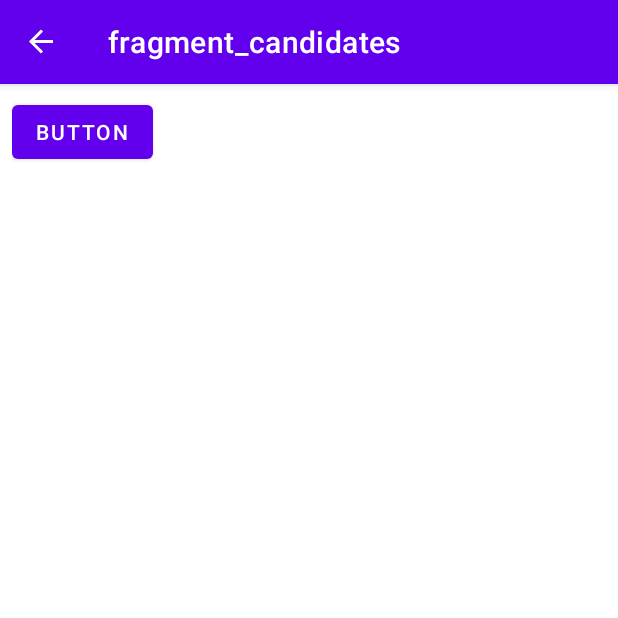
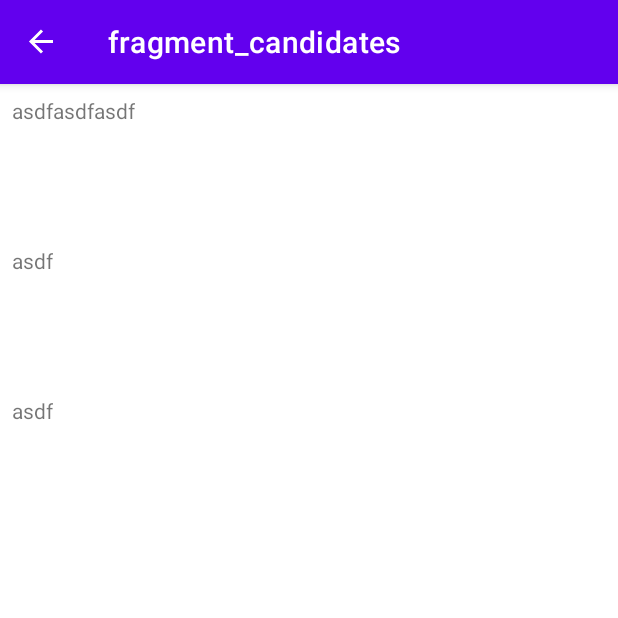
Before and after one commit to kyupkyup/politics_agora_android, an Android app: the Candidates screen opened through its navigation route, on a phone screen of 412 x 824 dp, the top half of it. Run offline under Robolectric (Android 15) with nearby library versions, the phone set to English and light mode, and no system bars; our stand-ins replace navigation-ui.

Commit message:
후보자 리스트 부분 테스트 완료

```diff
--- a/app/src/main/java/com/example/politicsagora/adapter/CanditatesListAdapter.kt
+++ b/app/src/main/java/com/example/politicsagora/adapter/CanditatesListAdapter.kt
@@ -3,18 +3,28 @@ package com.example.politicsagora.adapter
 import android.view.LayoutInflater
 import android.view.View
 import android.view.ViewGroup
+import android.widget.TextView
 import androidx.recyclerview.widget.RecyclerView
 import com.example.politicsagora.R
 import com.example.politicsagora.model.Candidate
+import com.example.politicsagora.model.Vote
 
 class CandidateViewHolder(itemView: View): RecyclerView.ViewHolder(itemView){
-    //TODO("후보자 view 생성해서 변수 입력 및 초기화") 뷰바인딩
+    val textView : TextView
+
+    init {
+        textView = itemView.findViewById(R.id.textView2)
+    }
 
 }
 
 class CanditatesListAdapter : RecyclerView.Adapter<CandidateViewHolder>() {
     private var CandidateItems : List<Candidate> = ArrayList<Candidate>()
 
+
+    fun updateCandidateItems( items : List<Candidate>){
+        CandidateItems = items
+    }
     override fun onCreateViewHolder(
         parent: ViewGroup,
         viewType: Int
@@ -28,7 +38,8 @@ class CanditatesListAdapter : RecyclerView.Adapter<CandidateViewHolder>() {
         holder: CandidateViewHolder,
         position: Int
     ) {
-        TODO("뷰모델에서 데이터 받아와서 view에 바인딩해주기")
+        holder.textView.text = CandidateItems[position].sgId
+
     }
 
     override fun getItemCount(): Int {
--- a/app/src/main/java/com/example/politicsagora/findByCandidate/Candidates.kt
+++ b/app/src/main/java/com/example/politicsagora/findByCandidate/Candidates.kt
@@ -7,7 +7,13 @@ import android.view.View
 import android.view.ViewGroup
 import android.widget.Button
 import androidx.navigation.fragment.findNavController
+import androidx.recyclerview.widget.LinearLayoutManager
+import androidx.recyclerview.widget.RecyclerView
 import com.example.politicsagora.R
+import com.example.politicsagora.adapter.CanditatesListAdapter
+import com.example.politicsagora.adapter.VoteListAdapter
+import com.example.politicsagora.model.Candidate
+import com.example.politicsagora.model.Vote
 
 // TODO: Rename parameter arguments, choose names that match
 // the fragment initialization parameters, e.g. ARG_ITEM_NUMBER
@@ -20,17 +26,6 @@ private const val ARG_PARAM2 = "param2"
  * create an instance of this fragment.
  */
 class Candidates : Fragment() {
-    // TODO: Rename and change types of parameters
-    private var param1: String? = null
-    private var param2: String? = null
-
-    override fun onCreate(savedInstanceState: Bundle?) {
-        super.onCreate(savedInstanceState)
-        arguments?.let {
-            param1 = it.getString(ARG_PARAM1)
-            param2 = it.getString(ARG_PARAM2)
-        }
-    }
 
     override fun onCreateView(
         inflater: LayoutInflater, container: ViewGroup?,
@@ -39,13 +34,74 @@ class Candidates : Fragment() {
         // Inflate the layout for this fragment
         return inflater.inflate(R.layout.fragment_candidates, container, false)
     }
+
     override fun onViewCreated(view: View, savedInstanceState: Bundle?) {
         super.onViewCreated(view, savedInstanceState)
-        val button : Button = view.findViewById(R.id.button4)
-        button.setOnClickListener {
-            val action = CandidatesDirections.actionCandidatesToVotesOfCandidate()
-            findNavController().navigate(action)
+//        val button : Button = view.findViewById(R.id.button4)
+//        button.setOnClickListener {
+//            val action = CandidatesDirections.actionCandidatesToVotesOfCandidate()
+//            findNavController().navigate(action)
+//        }
+        val CandidateAdapter = CanditatesListAdapter()
+        val candidate_recycler_view: RecyclerView = view.findViewById(R.id.candidate_recycler_view)
+
+        candidate_recycler_view.apply {
+            layoutManager = LinearLayoutManager(activity)
+            adapter = CandidateAdapter
         }
+        val items = listOf(
+            Candidate(
+                "asdfasdfasdf",
+                "asdf",
+                "123",
+                "1234",
+                "asdf",
+                "asdfasdf",
+                "asdffdsf",
+                "123123",
+                "123123123",
+                "1123123",
+                "asdfsd",
+                "asdfa",
+                "asdf",
+                "asdf",
+                "asdfasd", "asdf", "asdf", "asdf1", "asdf", "asdf"
+            ),
+            Candidate(
+                "asdf",
+                "asdf",
+                "123",
+                "1234",
+                "asdf",
+                "asdfasdf",
+                "asdffdsf",
+                "123123",
+                "123123123",
+                "1123123",
+                "asdfsd",
+                "asdfa",
+                "asdf",
+                "asdf",
+                "asdfasd", "asdf", "asdf", "asdf1", "asdf", "asdf"
+            ), Candidate(
+                "asdf",
+                "asdf",
+                "123",
+                "1234",
+                "asdf",
+                "asdfasdf",
+                "asdffdsf",
+                "123123",
+                "123123123",
+                "1123123",
+                "asdfsd",
+                "asdfa",
+                "asdf",
+                "asdf",
+                "asdfasd", "asdf", "asdf", "asdf1", "asdf", "asdf"
+            )
+        )
+        CandidateAdapter.updateCandidateItems(items)
 
     }
 }
--- a/app/src/main/java/com/example/politicsagora/findByVote/Votes.kt
+++ b/app/src/main/java/com/example/politicsagora/findByVote/Votes.kt
@@ -26,7 +26,6 @@ private const val ARG_PARAM2 = "param2"
  */
 class Votes : Fragment() {
 
-    private val layoutManager: RecyclerView.LayoutManager? = null
 
     override fun onCreateView(
         inflater: LayoutInflater, container: ViewGroup?,
--- a/app/src/main/res/layout/candidate.xml
+++ b/app/src/main/res/layout/candidate.xml
@@ -3,7 +3,7 @@
     xmlns:android="http://schemas.android.com/apk/res/android"
     xmlns:tools="http://schemas.android.com/tools"
     android:layout_width="match_parent"
-    android:layout_height="match_parent"
+    android:layout_height="100dp"
     android:orientation="vertical">
 
     <TextView
--- a/app/src/main/res/layout/fragment_candidates.xml
+++ b/app/src/main/res/layout/fragment_candidates.xml
@@ -7,10 +7,14 @@
 
     <!-- TODO: Update blank fragment layout -->
 
-    <Button
-        android:id="@+id/button4"
-        android:layout_width="wrap_content"
-        android:layout_height="wrap_content"
-        android:text="Button" />
+    <androidx.constraintlayout.widget.ConstraintLayout
+        android:layout_width="match_parent"
+        android:layout_height="match_parent">
 
+        <androidx.recyclerview.widget.RecyclerView
+            android:id="@+id/candidate_recycler_view"
+            android:layout_width="match_parent"
+            android:layout_height="match_parent"
+            />
+    </androidx.constraintlayout.widget.ConstraintLayout>
 </FrameLayout>
```
